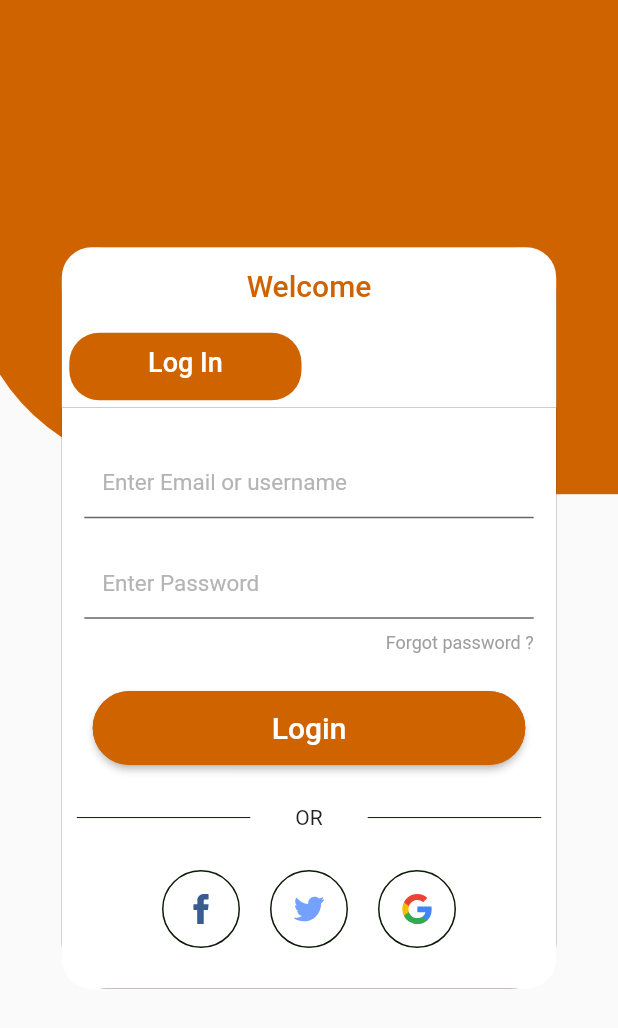
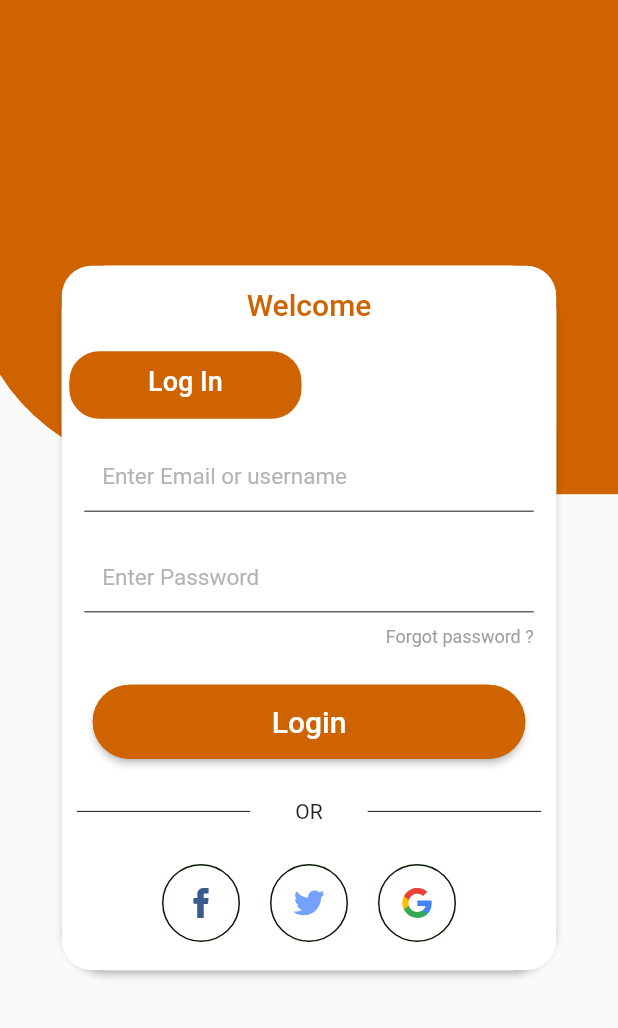
Before and after one commit to emilio-kariuki/youth, a Flutter app: the screen it shows after launch, on a phone screen of 412 x 824 dp. Shown: the top 1028 px of the screen. Run offline on Flutter 3.47's test engine with Material 2 defaults, Android fonts, the phone set to English and light mode, and no system bars; our stand-ins replace flutter_svg, google_fonts.

Commit message:
April 3, 2022 5:43 PM

```diff
--- a/lib/Accounts/login.dart
+++ b/lib/Accounts/login.dart
@@ -37,14 +37,20 @@ class _LoginState extends State<Login> {
             alignment: Alignment.center,
             child: Padding(
               padding: const EdgeInsets.all(2.0),
-              child: Container(
-                height: size.height * 0.6,
-                width: size.width * 0.8,
-                decoration: BoxDecoration(
+              child: Material(
+                elevation: 2,
+                shape: RoundedRectangleBorder(
                   borderRadius: BorderRadius.circular(30),
-                  color: const Color.fromARGB(255, 63, 41, 41),
                 ),
-                child: const LoginContents(),
+                child: Container(
+                  height: size.height * 0.57,
+                  width: size.width * 0.8,
+                  decoration: BoxDecoration(
+                    borderRadius: BorderRadius.circular(30),
+                    color: Color.fromARGB(255, 255, 255, 255),
+                  ),
+                  child: const LoginContents(),
+                ),
               ),
             ),
           ),
@@ -72,7 +78,7 @@ class _LoginContentsState extends State<LoginContents> {
       children: [
         // SizedBox(height: size.height * 0.1),
         Container(
-          height: size.height * 0.6,
+          height: size.height * 0.57,
           width: size.width * 0.8,
           child: DefaultTabController(
             length: 2,
@@ -149,7 +155,7 @@ class _LoginContentsState extends State<LoginContents> {
     return Container(
       child: Column(
         children: [
-          SizedBox(height: size.height * 0.03),
+          SizedBox(height: size.height * 0.01),
           Padding(
             padding: const EdgeInsets.fromLTRB(15, 1, 15, 0),
             child: SizedBox(
```
